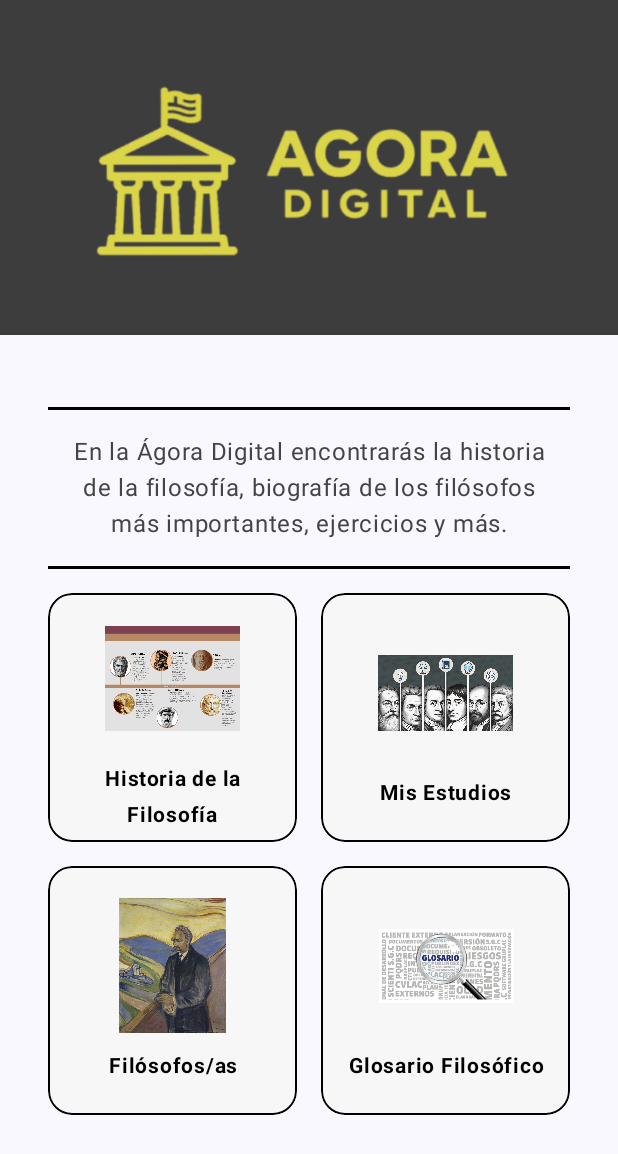
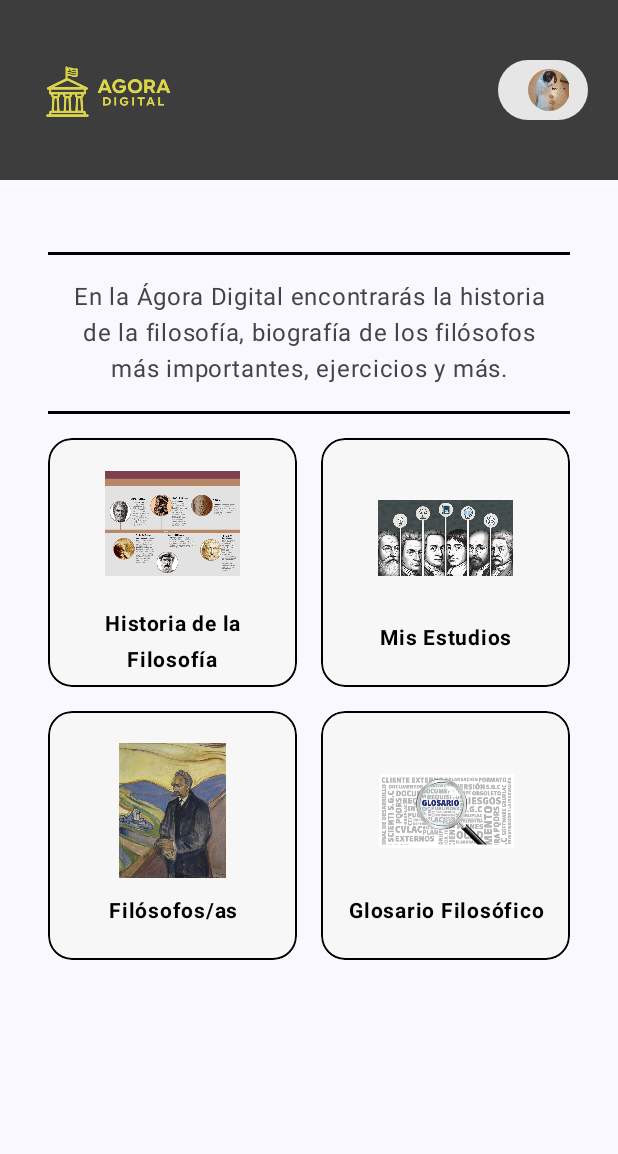
Before and after one commit to Pateperro/Agora_Digital_App_movil, an Android app built with Jetpack Compose: the HomeScreen screen opened through its navigation route, on a phone screen of 412 x 824 dp. Shown: the top 1154 px of the screen. Run offline under Robolectric (Android 15) with nearby library versions, the phone set to English and light mode, and no system bars; our stand-ins replace Firebase (no records; nobody signed in at launch, a user with empty details on screens opened directly).

Commit message:
Cambios finales

```diff
--- a/app/src/main/java/com/vargasnunezcabrera/agora_digital_app/HomeScreen.kt
+++ b/app/src/main/java/com/vargasnunezcabrera/agora_digital_app/HomeScreen.kt
@@ -7,6 +7,7 @@ import androidx.compose.foundation.clickable
 import androidx.compose.foundation.layout.Arrangement
 import androidx.compose.foundation.layout.Box
 import androidx.compose.foundation.layout.Column
+import androidx.compose.foundation.layout.Row
 import androidx.compose.foundation.layout.Spacer
 import androidx.compose.foundation.layout.aspectRatio
 import androidx.compose.foundation.layout.fillMaxSize
@@ -35,37 +36,80 @@ import androidx.compose.ui.graphics.Color
 import androidx.compose.ui.res.painterResource
 import androidx.compose.ui.text.font.FontWeight
 import androidx.compose.ui.text.style.TextAlign
+import androidx.compose.ui.tooling.preview.Preview
 import androidx.compose.ui.unit.dp
 import androidx.compose.ui.unit.sp
 import com.google.firebase.Firebase
 import com.google.firebase.auth.auth
 
-
+@Preview
 @OptIn(ExperimentalMaterial3Api::class)
 @Composable
 fun HomeScreen(
-    onClickLogout: () -> Unit = {},
     onClickHistoria: () -> Unit = {},
     onClickFilosofos: () -> Unit = {},
     onClickEstudios: () -> Unit = {},
-    onClickGlosario: () -> Unit = {}
+    onClickGlosario: () -> Unit = {},
+    onClickProfile: () -> Unit = {}
 
-    ){
+){
     val auth = Firebase.auth
     val user = auth.currentUser
 
     Scaffold(
         topBar = {
             TopAppBar(
-                title = { Image(
-                    painter = painterResource(id = R.drawable.agorasinfondo),
-                    contentDescription = "Logo de la App",
-                ) },
+                title = {
+                    Image(
+                        painter = painterResource(id = R.drawable.agorasinfondo),
+                        contentDescription = "Logo de la App",
+                        modifier = Modifier.size(120.dp)
+                    )
+                },
+                actions = {
+
+                    val auth = Firebase.auth
+                    val user = auth.currentUser
+
+
+                    val userName = user?.displayName ?: "Usuario"
+
+                    Box(
+                        modifier = Modifier
+                            .padding(end = 16.dp)
+                            .clip(RoundedCornerShape(50))
+                            .background(Color(0xFFE6E6E6))
+                            .padding(horizontal = 12.dp, vertical = 6.dp)
+                    ) {
+                        Row(
+                            verticalAlignment = Alignment.CenterVertically
+                        ) {
+                            Text(
+                                text = userName,
+                                fontSize = 14.sp,
+                                color = Color.Black,
+                                modifier = Modifier.padding(end = 8.dp)
+                            )
+
+                            Image(
+                                painter = painterResource(id = R.drawable.catinsock),
+                                contentDescription = "Foto de perfil",
+                                modifier = Modifier
+                                    .size(28.dp)
+                                    .clip(RoundedCornerShape(50))
+                                    .clickable { onClickProfile() }
+                            )
+                        }
+                    }
+                },
                 colors = TopAppBarDefaults.topAppBarColors(
                     containerColor = Color(0xFF3D3D3D)
                 )
             )
+
         }
+
+
     ) { paddingValues ->
         Column (
             modifier = Modifier
@@ -77,7 +121,7 @@ fun HomeScreen(
         ){
             Spacer(Modifier.height(16.dp))
 
-                HorizontalDivider(thickness = 2.dp, color = Color.Black)
+            HorizontalDivider(thickness = 2.dp, color = Color.Black)
             Text(
                 text = "En la Ágora Digital encontrarás la historia de la filosofía, biografía de los filósofos más importantes, ejercicios y más.",
                 modifier = Modifier
@@ -146,17 +190,7 @@ fun HomeScreen(
                     }
                 }
             }
-            Button(
-                onClick = {
-                    auth.signOut()
-                    onClickLogout()
-                },
-                colors = ButtonDefaults.buttonColors(
-                    containerColor = Color(0xFFFF9900)
-                )
-            ) {
-                Text("Cerrar Sesión")
-            }
+
 
         }
     }
--- a/app/src/main/java/com/vargasnunezcabrera/agora_digital_app/NavigationApp.kt
+++ b/app/src/main/java/com/vargasnunezcabrera/agora_digital_app/NavigationApp.kt
@@ -42,7 +42,6 @@ fun NavigationApp() {
 
         composable("register") {
             RegisterScreen(
-                onClickBack = { myNavController.popBackStack() },
                 onSuccessfulRegister = {
                     myNavController.navigate("home") {
                         popUpTo(0)
@@ -53,11 +52,6 @@ fun NavigationApp() {
 
         composable("home") {
             HomeScreen(
-                onClickLogout = {
-                    myNavController.navigate("login") {
-                        popUpTo(0) { inclusive = true }
-                    }
-                },
                 onClickHistoria = {
                     myNavController.navigate("historia")
                 },
@@ -72,6 +66,11 @@ fun NavigationApp() {
                 },
                 onClickGlosario = {
                     myNavController.navigate(("glosario"))
+                },
+
+                onClickProfile = {
+                    myNavController.navigate(("perfil"))
+
                 }
 
             )
@@ -105,7 +104,7 @@ fun NavigationApp() {
         }
 
 
-        //  Pantalla de lista de filósofos
+
         composable("filosofosList") {
             FilosofoListScreen(
                 listaFilosofos = FilosofoData.listaFilosofos,
@@ -146,5 +145,15 @@ fun NavigationApp() {
             )
         }
 
+        composable("perfil"){
+            ProfileScreen(onClickBack = { myNavController.popBackStack()},
+                onClickEstudios = { myNavController.navigate("misEstudios") },
+                onClickLogout = {
+                    myNavController.navigate("login") {
+                        popUpTo("profile") { inclusive = true }
+                    }
+                })
+        }
+
     }
 }
--- a/app/src/main/java/com/vargasnunezcabrera/agora_digital_app/Validations.kt
+++ b/app/src/main/java/com/vargasnunezcabrera/agora_digital_app/Validations.kt
@@ -5,8 +5,8 @@ import android.util.Patterns
 
 fun validateEmail(email: String): Pair<Boolean, String> {
     return when {
-        email.isEmpty() -> Pair(false, "El usuario es requerido.")
-        !Patterns.EMAIL_ADDRESS.matcher(email).matches() -> Pair(false, "El usuario es inválido.")
+        email.isEmpty() -> Pair(false, "El correo es requerido.")
+        !Patterns.EMAIL_ADDRESS.matcher(email).matches() -> Pair(false, "El correo es inválido.")
         else -> Pair(true, "")
     }
 }
@@ -14,7 +14,7 @@ fun validateEmail(email: String): Pair<Boolean, String> {
 fun validatePassword(password: String): Pair<Boolean, String> {
     return when {
         password.isEmpty() -> Pair(false, "La contraseña es requerida.")
-        password.length < 8 -> Pair(false, "La contraseña debe tener al menos 8 caracteres.")
+        password.length < 6 -> Pair(false, "La contraseña debe tener al menos 6 caracteres.") // <--- corregido
         !password.any { it.isDigit() } -> Pair(false, "La contraseña debe tener al menos un número.")
         else -> Pair(true, "")
     }
```
Also changed, not shown: app/src/main/java/com/vargasnunezcabrera/agora_digital_app/ForgotPassword.kt (deleted, +0 -107 lines), app/src/main/java/com/vargasnunezcabrera/agora_digital_app/GlosarioScreen.kt (+5 -15 lines), app/src/main/java/com/vargasnunezcabrera/agora_digital_app/LoginScreen.kt (+6 -5 lines), app/src/main/java/com/vargasnunezcabrera/agora_digital_app/ProfileScreen.kt (+42 -9 lines), app/src/main/java/com/vargasnunezcabrera/agora_digital_app/RegisterScreen.kt (+173 -145 lines).
